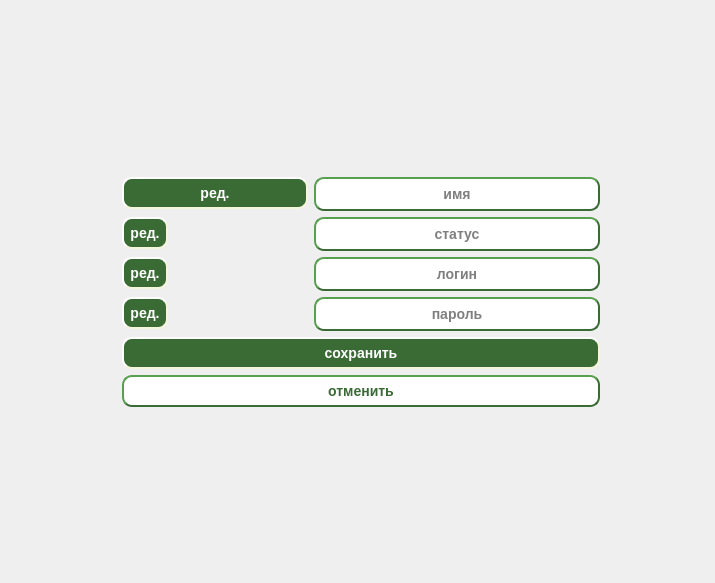
Above: Client/usersettings.ui from Elizaser/Messenger-Diplom before the change. Below: the same form after it.
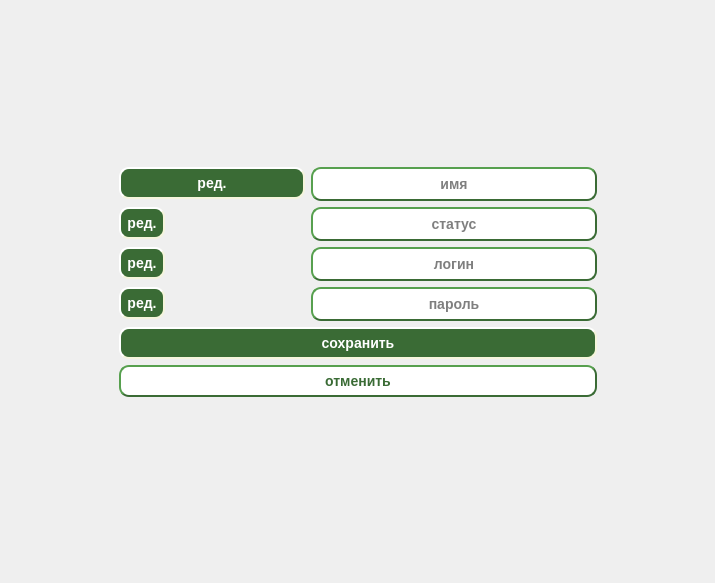
That is the form after the change.

The edit to the form file:
```diff
--- a/Client/usersettings.ui
+++ b/Client/usersettings.ui
@@ -20,13 +20,6 @@
    <string>Form</string>
   </property>
   <layout class="QGridLayout" name="gridLayout">
-   <item row="1" column="0">
-    <widget class="QLabel" name="label_error">
-     <property name="text">
-      <string/>
-     </property>
-    </widget>
-   </item>
    <item row="1" column="1" rowspan="2" colspan="2">
     <layout class="QFormLayout" name="formLayout">
      <property name="sizeConstraint">
@@ -281,6 +274,19 @@
      </item>
     </layout>
    </item>
+   <item row="4" column="1" colspan="2">
+    <spacer name="verticalSpacer_2">
+     <property name="orientation">
+      <enum>Qt::Vertical</enum>
+     </property>
+     <property name="sizeHint" stdset="0">
+      <size>
+       <width>478</width>
+       <height>139</height>
+      </size>
+     </property>
+    </spacer>
+   </item>
    <item row="2" column="0">
     <spacer name="horizontalSpacer">
      <property name="orientation">
@@ -321,17 +327,48 @@
     </spacer>
    </item>
    <item row="3" column="1" colspan="2">
-    <spacer name="verticalSpacer_2">
-     <property name="orientation">
-      <enum>Qt::Vertical</enum>
+    <widget class="QLabel" name="label_error">
+     <property name="palette">
+      <palette>
+       <active>
+        <colorrole role="WindowText">
+         <brush brushstyle="SolidPattern">
+          <color alpha="255">
+           <red>204</red>
+           <green>0</green>
+           <blue>0</blue>
+          </color>
+         </brush>
+        </colorrole>
+       </active>
+       <inactive>
+        <colorrole role="WindowText">
+         <brush brushstyle="SolidPattern">
+          <color alpha="255">
+           <red>204</red>
+           <green>0</green>
+           <blue>0</blue>
+          </color>
+         </brush>
+        </colorrole>
+       </inactive>
+       <disabled>
+        <colorrole role="WindowText">
+         <brush brushstyle="SolidPattern">
+          <color alpha="255">
+           <red>190</red>
+           <green>190</green>
+           <blue>190</blue>
+          </color>
+         </brush>
+        </colorrole>
+       </disabled>
+      </palette>
      </property>
-     <property name="sizeHint" stdset="0">
-      <size>
-       <width>478</width>
-       <height>139</height>
-      </size>
+     <property name="text">
+      <string/>
      </property>
-    </spacer>
+    </widget>
    </item>
   </layout>
  </widget>
```
Left out of the diff: 26 changed lines with no effect on the pictures.
